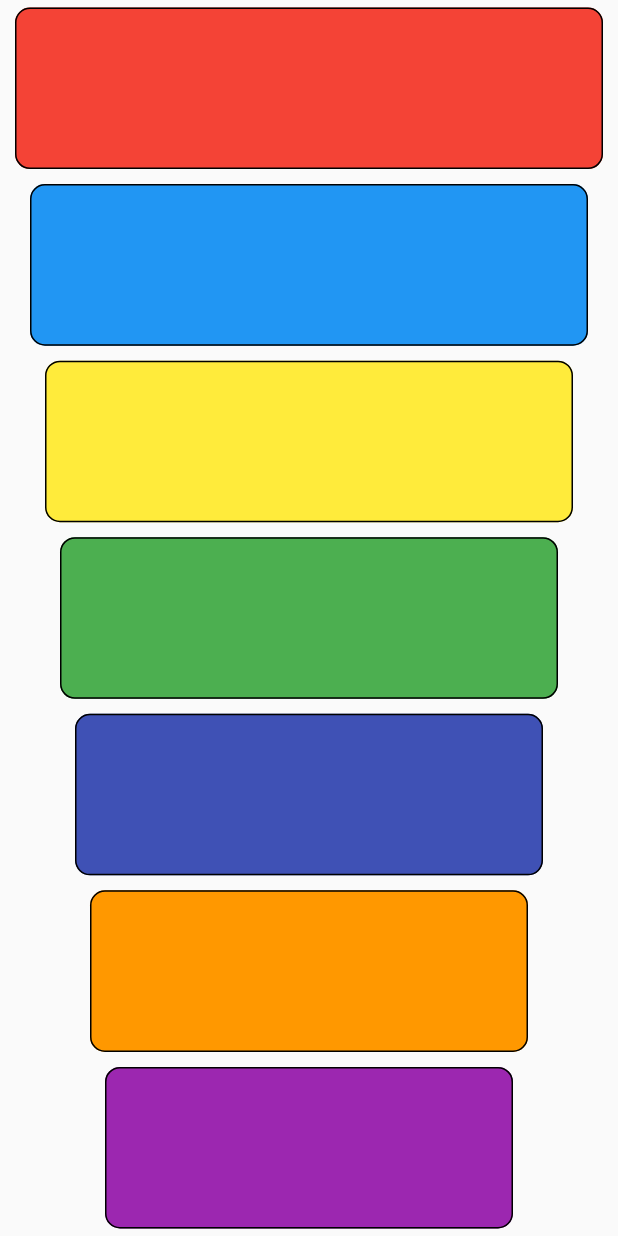
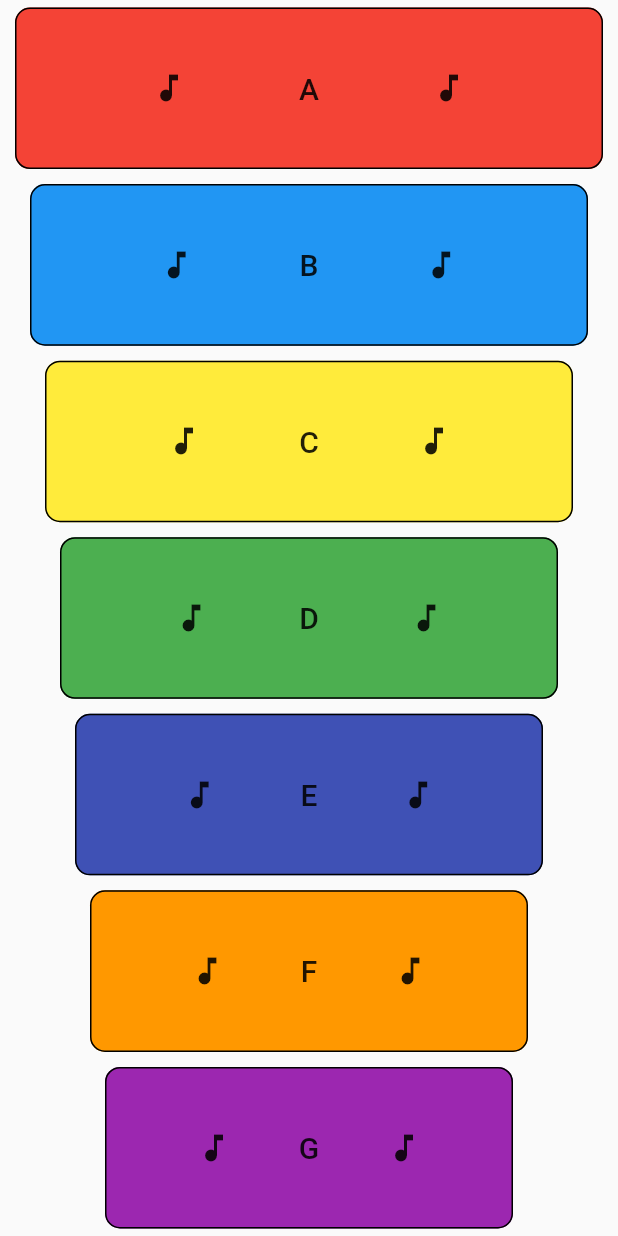
Before and after one commit to Prasen86/flutter_tutorial_app, a Flutter app: the screen it shows after launch, on a phone screen of 412 x 824 dp. Run offline on Flutter 3.47's test engine with Material 2 defaults, Android fonts, the phone set to English and light mode, and no system bars; our stand-ins replace audioplayers.

Commit message:
Final Commit

```diff
--- a/lib/main.dart
+++ b/lib/main.dart
@@ -19,12 +19,23 @@ class BodyWidget extends StatefulWidget {
   _BodyWidgetState createState() => _BodyWidgetState();
 }
 
-Expanded buildKey(Color color, int keyNo) {
+Expanded buildKey(Color color, int keyNo, String keyName) {
   return Expanded(
     child: Container(
       width: double.infinity,
       margin: EdgeInsets.fromLTRB(keyNo * 10.0, 5.0, keyNo * 10.0, 5.0),
       child: FlatButton(
+        child: Row(
+          mainAxisAlignment: MainAxisAlignment.spaceEvenly,
+          children: <Widget>[
+            Icon(Icons.music_note),
+            Text(
+              keyName,
+              style: TextStyle(fontSize: 20.0),
+            ),
+            Icon(Icons.music_note),
+          ],
+        ),
         color: color,
         onPressed: () {
           final player = AudioCache();
@@ -42,13 +53,13 @@ class _BodyWidgetState extends State<BodyWidget> {
   Widget build(BuildContext context) {
     return Column(
       children: <Widget>[
-        buildKey(Colors.red, 1),
-        buildKey(Colors.blue, 2),
-        buildKey(Colors.yellow, 3),
-        buildKey(Colors.green, 4),
-        buildKey(Colors.indigo, 5),
-        buildKey(Colors.orange, 6),
-        buildKey(Colors.purple, 7),
+        buildKey(Colors.red, 1, "A"),
+        buildKey(Colors.blue, 2, "B"),
+        buildKey(Colors.yellow, 3, "C"),
+        buildKey(Colors.green, 4, "D"),
+        buildKey(Colors.indigo, 5, "E"),
+        buildKey(Colors.orange, 6, "F"),
+        buildKey(Colors.purple, 7, "G"),
       ],
     );
   }
```
